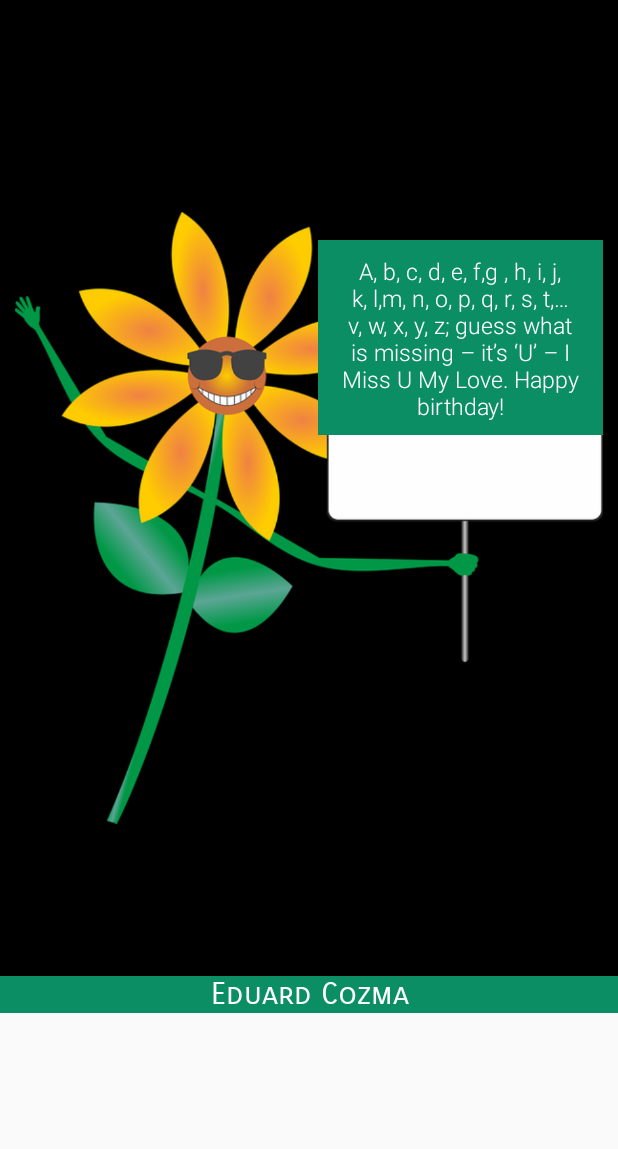
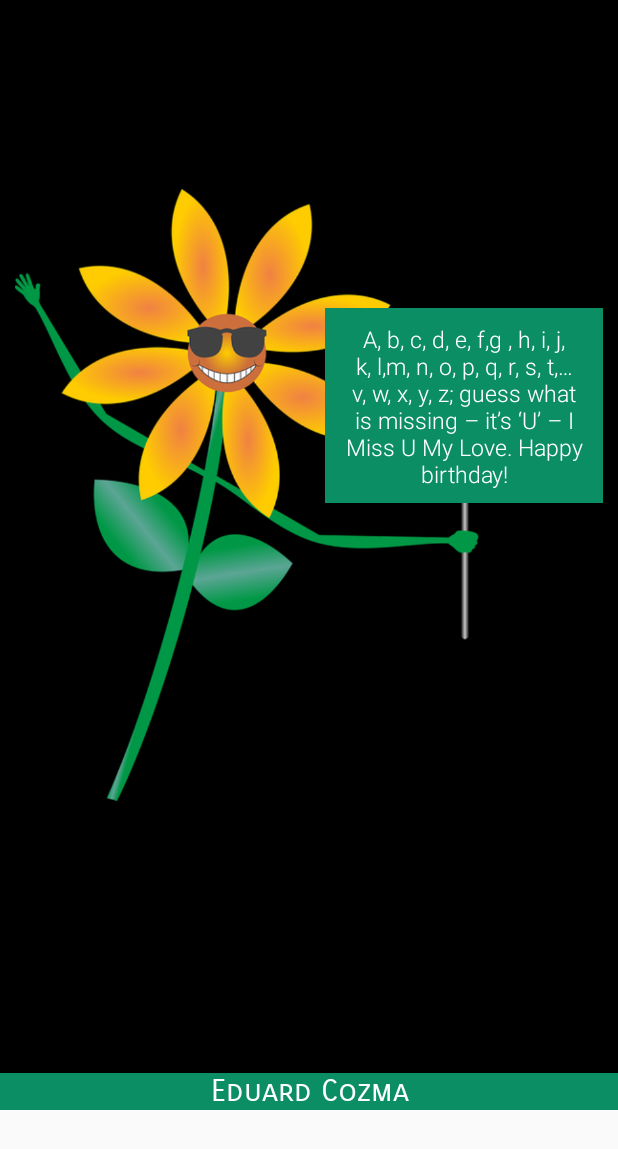
Before and after one commit to mecozma/birthdayApp, an Android app: the layout activity_main.xml on its own in the app's theme, with its tools: preview values and no code run, on a phone screen of 412 x 824 dp. Shown: the top 1149 px of the screen. Run offline under Robolectric (Android 15) with nearby library versions, the phone set to English and light mode, and no system bars.

Commit message:
Layout fix

```diff
--- a/app/src/main/res/layout/activity_main.xml
+++ b/app/src/main/res/layout/activity_main.xml
@@ -3,8 +3,8 @@
     xmlns:tools="http://schemas.android.com/tools"
     android:layout_width="match_parent"
     android:layout_height="match_parent"
-    android:orientation="vertical"
-    android:fillViewport="false">
+    android:fillViewport="false"
+    android:orientation="vertical">
 
     <RelativeLayout
         android:layout_width="match_parent"
@@ -14,23 +14,20 @@
 
         <ImageView
             android:layout_width="match_parent"
-            android:layout_height="match_parent"
-            android:layout_alignParentBottom="true"
-            android:layout_alignParentLeft="true"
-            android:layout_alignParentStart="true"
-            android:layout_marginBottom="15dp"
+            android:layout_height="wrap_content"
+            android:layout_centerHorizontal="true"
+            android:layout_marginBottom="80dp"
             android:contentDescription="@string/img_description"
             android:padding="10dp"
-            android:scaleType="centerInside"
             android:src="@drawable/flower" />
 
         <TextView
-            android:id="@+id/title_text_view"
-            android:layout_width="190dp"
+
+            android:layout_width="185dp"
             android:layout_height="130dp"
             android:layout_alignParentRight="true"
             android:layout_marginRight="10dp"
-            android:layout_marginTop="160dp"
+            android:layout_marginTop="205dp"
             android:background="@color/greenBackground"
             android:fontFamily="sans-serif-light"
             android:padding="10dp"
@@ -40,6 +37,7 @@
             android:textSize="15sp" />
 
         <TextView
+
             android:layout_width="match_parent"
             android:layout_height="wrap_content"
             android:layout_alignParentBottom="true"
@@ -49,5 +47,8 @@
             android:textAlignment="center"
             android:textColor="@color/whiteText"
             android:textSize="20sp" />
+
+
+
     </RelativeLayout>
 </ScrollView>
```
